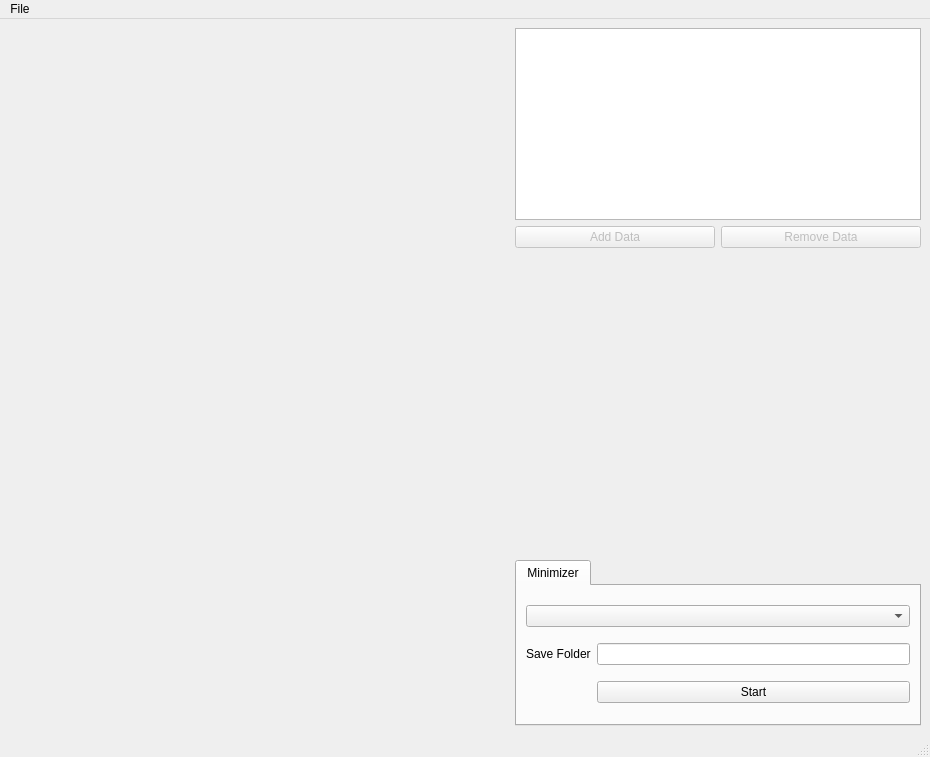
Old version of the form src/QT/gui_main.ui in the repository bkloppenborg/simtoi.
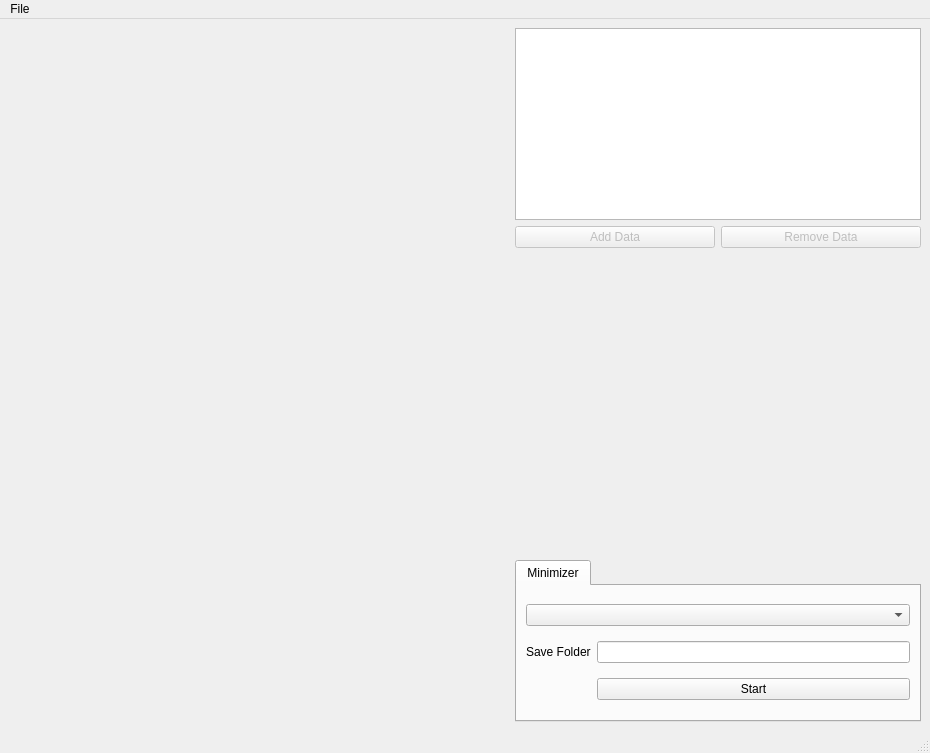
New version of the form. Custom widgets are drawn as their Qt base class.

Commit message: Purge z-order to fix compilation error.

The edit to the form file:
```diff
--- a/src/QT/gui_main.ui
+++ b/src/QT/gui_main.ui
@@ -7,7 +7,7 @@
     <x>0</x>
     <y>0</y>
     <width>930</width>
-    <height>757</height>
+    <height>753</height>
    </rect>
   </property>
   <property name="windowTitle">
```
Left out of the diff: 4 changed lines with no effect on the pictures.
